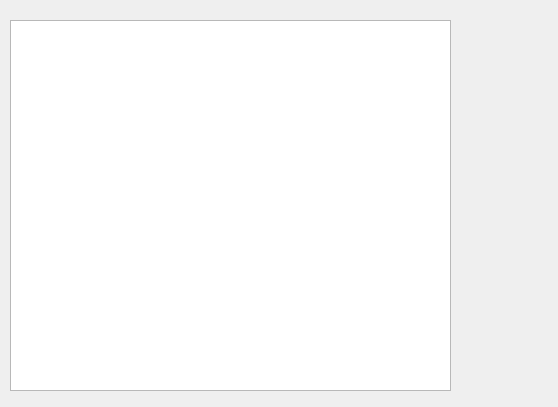
Before: the Qt Designer form server_config.ui in LizardLiang/Open_Server, drawn with Qt 5.
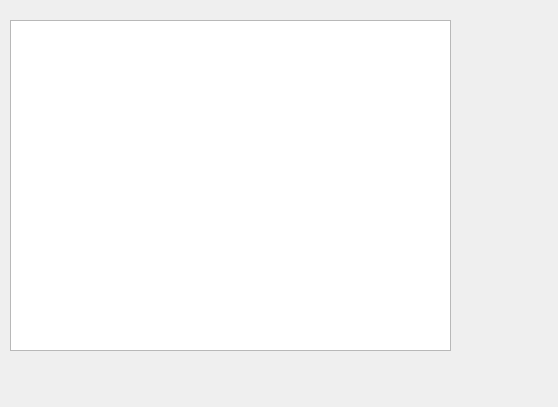
After: the same form once the commit is applied.

The edit to the form file:
```diff
--- a/server_config.ui
+++ b/server_config.ui
@@ -19,9 +19,15 @@
      <x>10</x>
      <y>20</y>
      <width>441</width>
-     <height>371</height>
+     <height>331</height>
     </rect>
    </property>
+   <property name="font">
+    <font>
+     <family>Times New Roman</family>
+     <pointsize>16</pointsize>
+    </font>
+   </property>
   </widget>
  </widget>
  <resources/>
```
